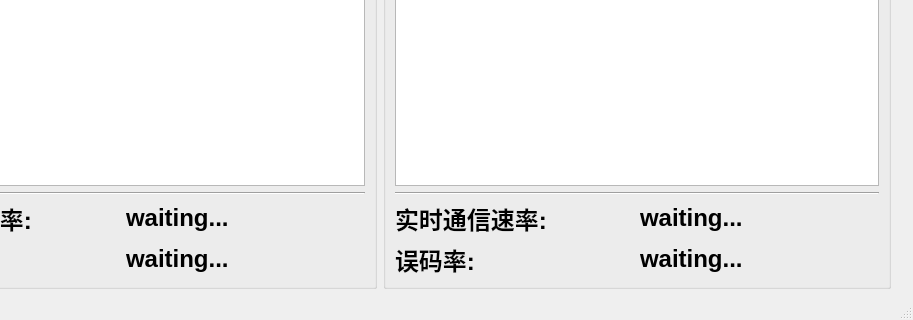
Before: the Qt Designer form mainwindow.ui in hinbang/keysight-demod, drawn with Qt 5; both pictures show x 367 to 1280 and y 555 to 875 of the 1280 by 875 pixel window.
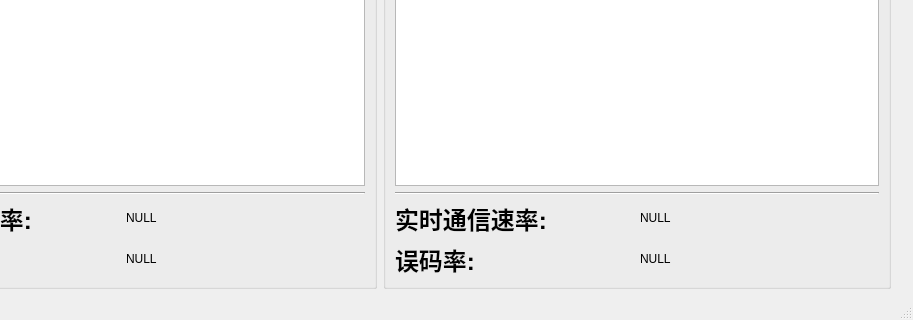
After: the same form once the commit is applied. Custom widgets are drawn as their Qt base class.

```diff
--- a/mainwindow.ui
+++ b/mainwindow.ui
@@ -393,7 +393,7 @@
            <item>
             <widget class="QLabel" name="label_20">
              <property name="text">
-              <string>&lt;html&gt;&lt;head/&gt;&lt;body&gt;&lt;p&gt;&lt;span style=&quot; font-size:18pt; font-weight:600;&quot;&gt;waiting...&lt;/span&gt;&lt;/p&gt;&lt;/body&gt;&lt;/html&gt;</string>
+              <string>&lt;html&gt;&lt;head/&gt;&lt;body&gt;&lt;p&gt;NULL&lt;/p&gt;&lt;/body&gt;&lt;/html&gt;</string>
              </property>
             </widget>
            </item>
@@ -411,7 +411,7 @@
            <item>
             <widget class="QLabel" name="label_21">
              <property name="text">
-              <string>&lt;html&gt;&lt;head/&gt;&lt;body&gt;&lt;p&gt;&lt;span style=&quot; font-size:18pt; font-weight:600;&quot;&gt;waiting...&lt;/span&gt;&lt;/p&gt;&lt;/body&gt;&lt;/html&gt;</string>
+              <string>&lt;html&gt;&lt;head/&gt;&lt;body&gt;&lt;p&gt;NULL&lt;/p&gt;&lt;/body&gt;&lt;/html&gt;</string>
              </property>
             </widget>
            </item>
@@ -448,7 +448,7 @@
            <item>
             <widget class="QLabel" name="label_22">
              <property name="text">
-              <string>&lt;html&gt;&lt;head/&gt;&lt;body&gt;&lt;p&gt;&lt;span style=&quot; font-size:18pt; font-weight:600;&quot;&gt;waiting...&lt;/span&gt;&lt;/p&gt;&lt;/body&gt;&lt;/html&gt;</string>
+              <string>&lt;html&gt;&lt;head/&gt;&lt;body&gt;&lt;p&gt;NULL&lt;/p&gt;&lt;/body&gt;&lt;/html&gt;</string>
              </property>
             </widget>
            </item>
@@ -466,7 +466,7 @@
            <item>
             <widget class="QLabel" name="label_23">
              <property name="text">
-              <string>&lt;html&gt;&lt;head/&gt;&lt;body&gt;&lt;p&gt;&lt;span style=&quot; font-size:18pt; font-weight:600;&quot;&gt;waiting...&lt;/span&gt;&lt;/p&gt;&lt;/body&gt;&lt;/html&gt;</string>
+              <string>&lt;html&gt;&lt;head/&gt;&lt;body&gt;&lt;p&gt;NULL&lt;/p&gt;&lt;/body&gt;&lt;/html&gt;</string>
              </property>
             </widget>
            </item>
```
